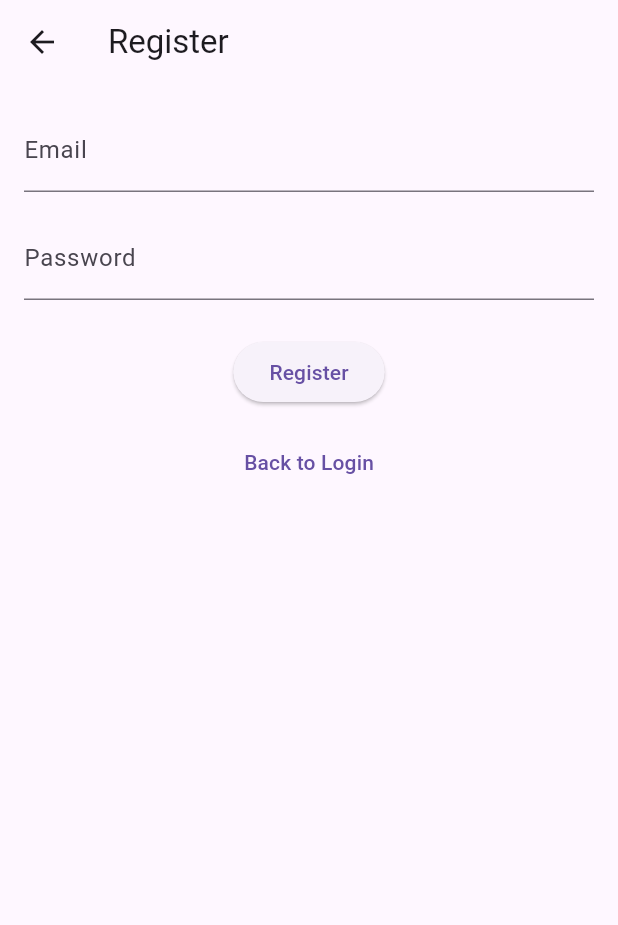
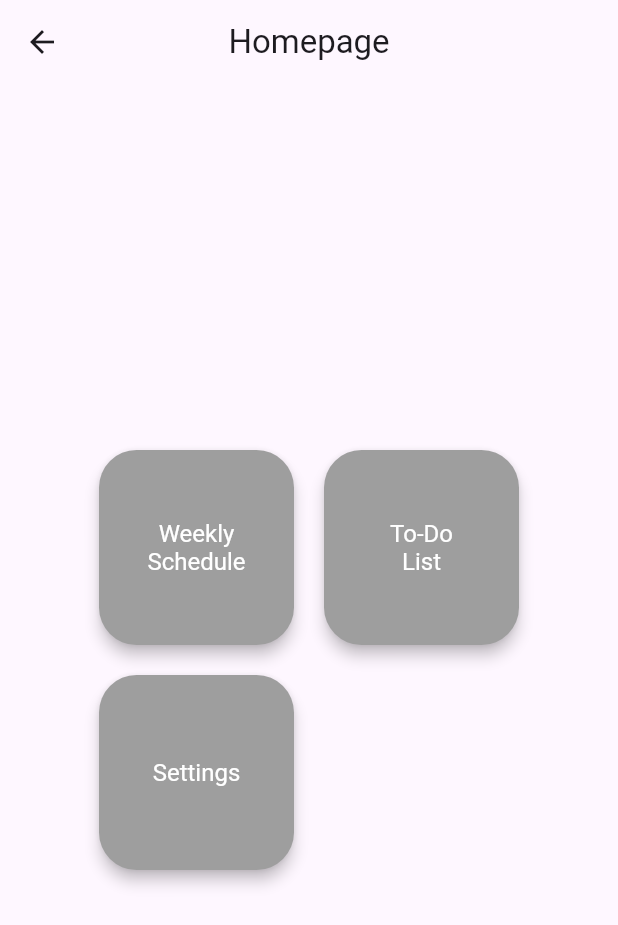
Before and after one commit to jodiele/flutter_mobile_development_bootstrap, a Flutter app: the RegisterPage screen opened by its route, after a tap on "Register", on a phone screen of 412 x 824 dp. Shown: the top 925 px of the screen. Run offline on Flutter 3.47's test engine with Material 3 defaults, Android fonts, the phone set to English and light mode, and no system bars; our stand-ins replace firebase_core; accounts and stored records are empty; generated files the repository leaves out were written again.

Commit message:
added settings, todo, and weekly schedule files, edited homepage with basic ui, edited main to add new pages to import later

```diff
--- a/lib/main.dart
+++ b/lib/main.dart
@@ -2,9 +2,14 @@
 import 'package:firebase_core/firebase_core.dart';
 import 'firebase_options.dart';
 
+// import pages created
 import 'pages/login_page.dart';
 import 'pages/register_page.dart';
-//import 'pages/home_page.dart';
+import 'pages/home_page.dart';
+//import 'pages/weekly_schedule_page.dart';
+//import 'pages/todo_page.dart';
+//import 'pages/settings_page.dart';
+
 
 void main() async {
   WidgetsFlutterBinding.ensureInitialized();
@@ -28,7 +33,10 @@
         // screens for my pages to nav to
         '/login': (context) => const LoginPage(),
         '/register': (context) => const RegisterPage(),
-        //'/home': (context) => const HomePage(),
+        '/home': (context) => const HomePage(),
+        //'/weekly': (context) => const WeeklySchedulePage(),
+        //'/todo': (context) => const TodoPage(),
+        //'/settings': (context) => const SettingsPage(),
       },
     );
   }
--- a/lib/pages/home_page.dart
+++ b/lib/pages/home_page.dart
@@ -0,0 +1,93 @@
+import 'package:flutter/material.dart';
+
+class HomePage extends StatelessWidget { // won't change/not dynamic
+  const HomePage({super.key});
+
+  @override
+  Widget build(BuildContext context) {
+    return Scaffold(
+      appBar: AppBar( // top nav bar with title
+        title: const Text('Homepage'),
+        centerTitle: true,
+      ),
+
+      // main screen, includes buttons for different screens
+      body: Padding(
+        padding: const EdgeInsets.all(20.0),
+        // maybe add subtitle area here for welcome message later
+        child: Center(
+          child: Wrap(
+            spacing: 20, // horizontal spacing
+            runSpacing: 20, // vertical spacing
+            children: [
+
+              // weekly schedule
+              SizedBox(
+                // height and width for now
+                width: 130,
+                height: 130,
+                child: ElevatedButton(
+                  onPressed: () {
+                    Navigator.pushNamed(context, '/weekly'); // navs to page, will be implemented later
+                  },
+                  style: ElevatedButton.styleFrom(
+                    backgroundColor: Colors.grey,
+                    foregroundColor: Colors.white,
+                    shape: RoundedRectangleBorder(
+                      borderRadius: BorderRadius.circular(25), // makes rounded corners
+                    ),
+                    textStyle: const TextStyle(fontSize: 16),
+                    elevation: 4, // drop shadow
+                  ),
+                  child: const Text('Weekly\nSchedule', textAlign: TextAlign.center),
+                ),
+              ),
+
+              // todo list
+              SizedBox(
+                width: 130,
+                height: 130,
+                child: ElevatedButton(
+                  onPressed: () {
+                    Navigator.pushNamed(context, '/todo'); // nav to page
+                  },
+                  style: ElevatedButton.styleFrom(
+                    backgroundColor: Colors.grey,
+                    foregroundColor: Colors.white,
+                    shape: RoundedRectangleBorder(
+                      borderRadius: BorderRadius.circular(25),
+                    ),
+                    textStyle: const TextStyle(fontSize: 16),
+                    elevation: 4,
+                  ),
+                  child: const Text('To-Do\nList', textAlign: TextAlign.center),
+                ),
+              ),
+
+              // settings
+              SizedBox(
+                width: 130,
+                height: 130,
+                child: ElevatedButton(
+                  onPressed: () {
+                    Navigator.pushNamed(context, '/settings'); // nav to page
+                  },
+                  style: ElevatedButton.styleFrom(
+                    backgroundColor: Colors.grey,
+                    foregroundColor: Colors.white,
+                    shape: RoundedRectangleBorder(
+                      borderRadius: BorderRadius.circular(25),
+                    ),
+                    textStyle: const TextStyle(fontSize: 16),
+                    elevation: 4,
+                  ),
+                  child: const Text('Settings', textAlign: TextAlign.center),
+                ),
+              ),
+            ],
+          ),
+        ),
+      ),
+    );
+  }
+}
--- a/lib/pages/login_page.dart
+++ b/lib/pages/login_page.dart
@@ -32,6 +32,7 @@ class _LoginFormState extends State<LoginForm> { // for ui logic
     final password = passwordController.text.trim();
 
     print('Logging in with $email and $password'); // add firebase later
+    Navigator.pushReplacementNamed(context, '/home');
   }
 
   @override
--- a/lib/pages/register_page.dart
+++ b/lib/pages/register_page.dart
@@ -16,7 +16,8 @@ class _RegisterPageState extends State<RegisterPage> {
   void registerUser() {
     final email = emailController.text.trim();
     final password = passwordController.text.trim();
-    print('Registering user: $email / $password'); // placeholder, will do firebase later
+    print('Registering user with email $email and password $password'); // placeholder, will do firebase later
+    Navigator.pushReplacementNamed(context, '/home');
   }
 
   // ui for registration page, same as login page
```
Also changed, not shown: lib/pages/settings_page.dart (added), lib/pages/todo_page.dart (added), lib/pages/weekly_schedule_page.dart (added).
